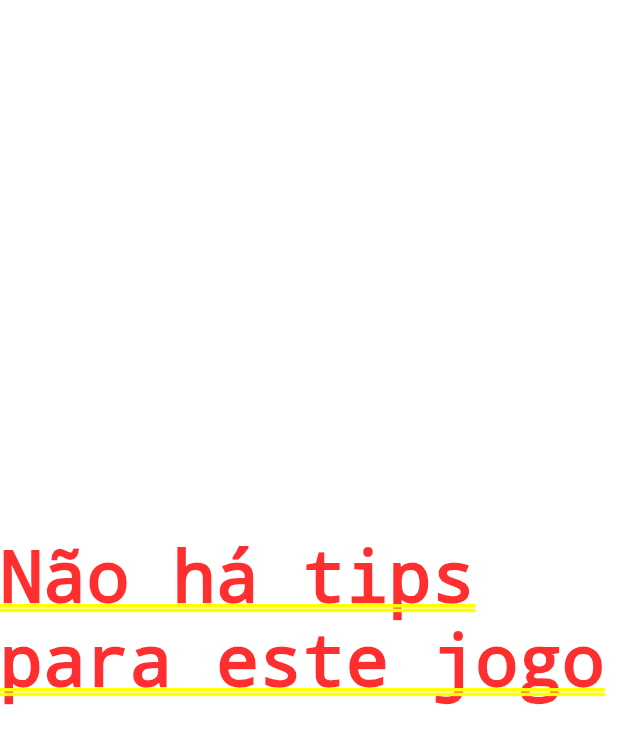
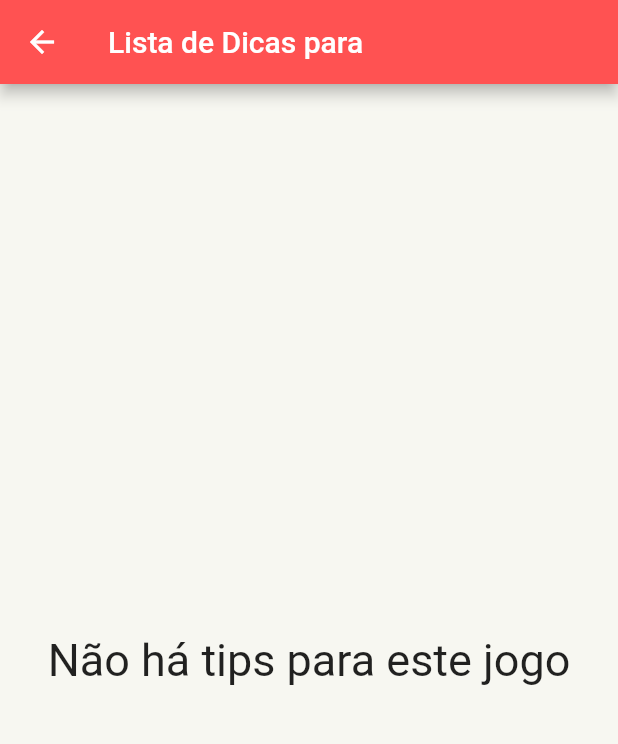
Before and after one commit to mrdine/my-game-tips, a Flutter app: the ListTipsScreen screen opened directly with empty values, on a phone screen of 412 x 824 dp. Shown: the top 744 px of the screen. Run offline on Flutter 3.47's test engine with Material 2 defaults, Android fonts, the phone set to English and light mode, and no system bars; our stand-ins replace getwidget; network calls fail; Roboto replaces fonts that are missing (RobotoCondensed).

```diff
--- a/lib/models/jogo.dart
+++ b/lib/models/jogo.dart
@@ -6,7 +6,7 @@ import 'package:mygametips/models/tip.dart';
 class ListJogoState extends ChangeNotifier {
   final List<Jogo> _jogos = [
     Jogo(
-        id: 1,
+        id: 0,
         titulo: 'Skyrim',
         capaUrl:
             'https://upload.wikimedia.org/wikipedia/pt/a/aa/The_Elder_Scrolls_5_Skyrim_capa.png',
@@ -23,7 +23,7 @@ class ListJogoState extends ChangeNotifier {
               categoria: 'Dica'),
         ]),
     Jogo(
-        id: 2,
+        id: 1,
         titulo: 'The Witcher 3',
         capaUrl:
             'https://upload.wikimedia.org/wikipedia/pt/0/06/TW3_Wild_Hunt.png',
@@ -52,6 +52,10 @@ class ListJogoState extends ChangeNotifier {
 
   List<Tip> getTipsByGameId(int id) {
     return _jogos.firstWhere((jogo) => jogo.id == id).tips;
+  }
+
+  int getNextId() {
+    return _jogos.length + 1;
   }
 }
 
--- a/lib/screens/jogo/addJogoFormScreen.dart
+++ b/lib/screens/jogo/addJogoFormScreen.dart
@@ -56,10 +56,9 @@ class _AddJogoFormScreenState extends State<AddJogoFormScreen> {
             child: ElevatedButton(
                 child: Text("Adicionar"),
                 onPressed: () {
-                  final r = Random();
                   games.addJogo(
                     Jogo(
-                        id: r.nextInt(1000),
+                        id: games.getNextId(),
                         titulo: _tituloController.text,
                         capaUrl: _capaUrlController.text,
                         tips: []),
--- a/lib/screens/tip/listTipsScreen.dart
+++ b/lib/screens/tip/listTipsScreen.dart
@@ -12,8 +12,16 @@ class ListTipsScreen extends StatelessWidget {
   Widget build(BuildContext context) {
     final jogo = ModalRoute.of(context)!.settings.arguments as Jogo;
     if (jogo.tips.isEmpty) {
-      return const Center(
-        child: Text('Não há tips para este jogo'),
+      return Scaffold(
+        appBar: AppBar(title: Text('Lista de Dicas para ${jogo.titulo}')),
+        body: const Center(
+          child: Text(
+            'Não há tips para este jogo',
+            style: TextStyle(
+              fontSize: 30,
+            ),
+          ),
+        ),
       );
     } else {
       return Scaffold(
```
Also changed, not shown: lib/screens/jogo/jogosScreen.dart (+18 -4 lines).
